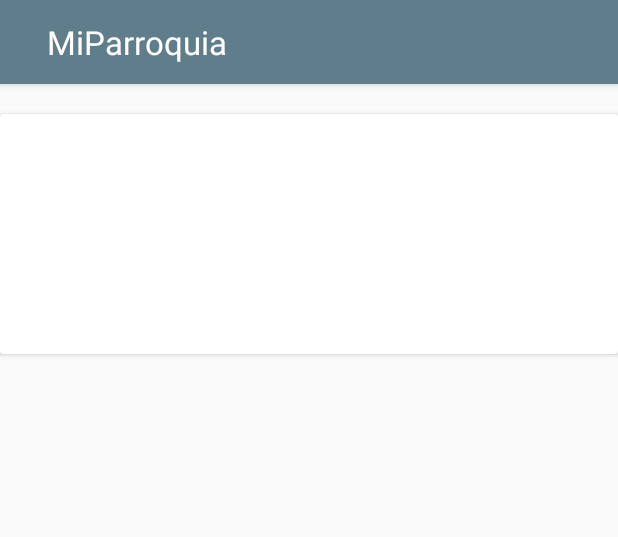
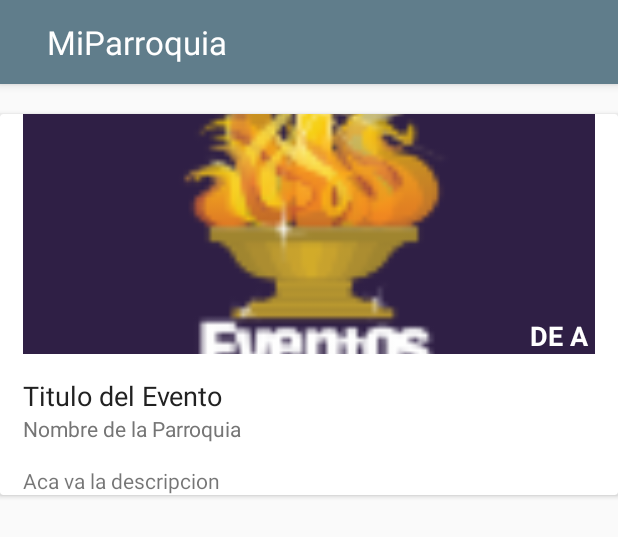
Before and after one commit to phyros1407/Parroquia, an Android app: the layout detalle_activity.xml on its own in the app's theme, with its tools: preview values and no code run, on a phone screen of 412 x 824 dp. Shown: the top 537 px of the screen. Run offline under Robolectric (Android 15) with nearby library versions, the phone set to English and light mode, and no system bars; network calls fail.

Commit message:
commit 6

```diff
--- a/app/src/main/java/com/vfconsulting/barbieri/parroquia/MapaFragment.java
+++ b/app/src/main/java/com/vfconsulting/barbieri/parroquia/MapaFragment.java
@@ -129,9 +129,7 @@ public class MapaFragment extends Fragment implements OnMapReadyCallback{
 
     private void setUpMapIfNeeded(View inflatedView) {
         if (mMap != null) {
-
                 setUpMap();
-
         }
     }
 
--- a/app/src/main/res/layout/detalle_activity.xml
+++ b/app/src/main/res/layout/detalle_activity.xml
@@ -21,12 +21,56 @@
             android:orientation="vertical"
             android:paddingRight="15dp"
             android:paddingLeft="15dp"
+            android:gravity="center_vertical"
             >
 
-            <ImageView
-                android:id="@+id/imagen_fondo_detalle"
+            <FrameLayout
                 android:layout_width="match_parent"
-                android:layout_height="160dp" />
+                android:layout_height="match_parent">
+
+                <ImageView
+                    android:id="@+id/imagen_fondo_detalle"
+                    android:layout_width="match_parent"
+                    android:layout_height="160dp"
+                    android:scaleType="centerCrop"
+                    android:src="@drawable/evento_catolico"/>
+
+                <TextView
+                    android:id="@+id/rango_fecha"
+                    android:layout_width="match_parent"
+                    android:layout_height="wrap_content"
+                    android:layout_gravity="bottom"
+                    android:textColor="@color/icons"
+                    android:textAlignment="textEnd"
+                    android:textSize="18dp"
+                    android:textStyle="bold"
+                    android:text="DE A "/>
+
+            </FrameLayout>
+
+
+
+            <TextView
+                android:id="@+id/titulo_evento_general"
+                android:layout_width="match_parent"
+                android:layout_height="match_parent"
+                android:layout_marginTop="15dp"
+                android:textSize="18dp"
+                android:textColor="@color/primary_text"
+                android:text="Titulo del Evento"/>
+            <TextView
+                android:id="@+id/parroquia_evento_general"
+                android:layout_width="match_parent"
+                android:layout_height="match_parent"
+                android:textColor="@color/secondary_text"
+                android:text="Nombre de la Parroquia"/>
+
+            <TextView
+                android:id="@+id/descripcion_general"
+                android:layout_width="match_parent"
+                android:layout_height="match_parent"
+                android:layout_marginTop="15dp"
+                android:text="Aca va la descripcion"/>
 
         </LinearLayout>
 
```
Also changed, not shown: app/src/main/java/com/vfconsulting/barbieri/parroquia/Beans/EventoBean.java (+9 -0 lines), app/src/main/java/com/vfconsulting/barbieri/parroquia/DetalleActivity.java (+19 -4 lines), app/src/main/java/com/vfconsulting/barbieri/parroquia/EventosFragment.java (+18 -2 lines).
